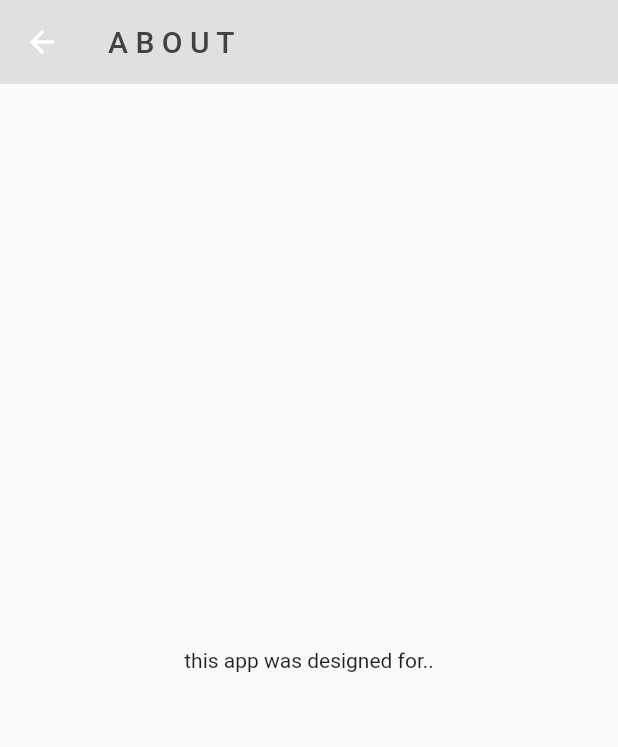
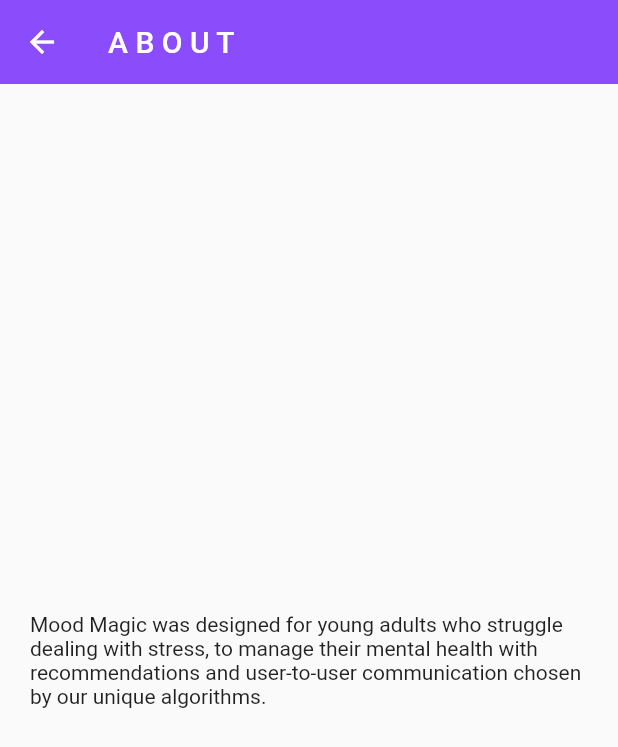
Before and after one commit to tlee85/MoodMagic, a Flutter app: the AboutPage screen opened directly, on a phone screen of 412 x 824 dp. Shown: the top 747 px of the screen. Run offline on Flutter 3.47's test engine with Material 2 defaults, Android fonts, the phone set to English and light mode, and no system bars; our stand-ins replace google_nav_bar, shared_preferences, table_calendar; accounts and stored records are empty.

Commit message:
all round polish
- about page
- padded calendar with changes to the title
- add password change
- minor fixes

```diff
--- a/mood_magic/lib/components/my_bottom_nav_bar.dart
+++ b/mood_magic/lib/components/my_bottom_nav_bar.dart
@@ -37,7 +37,7 @@ class MyBottomNavBar extends StatelessWidget {
           ),
           GButton(
             icon: Icons.calendar_today,
-            text: 'Calender',
+            text: 'Calendar',
           ),
           GButton(
             icon: Icons.person,
--- a/mood_magic/lib/main_page.dart
+++ b/mood_magic/lib/main_page.dart
@@ -73,7 +73,7 @@ class _MainPageState extends State<MainPage> {
           builder: (context) => IconButton(
             icon: Icon(
               Icons.menu,
-              color: Colors.grey.shade800,
+              color: Colors.white,
             ),
             onPressed: () => Scaffold.of(context).openDrawer(),
           ),
--- a/mood_magic/lib/pages/about_page.dart
+++ b/mood_magic/lib/pages/about_page.dart
@@ -19,14 +19,21 @@ class AboutPage extends StatelessWidget {
   Widget build(BuildContext context) {
     return Scaffold(
       appBar: AppBar(
-        backgroundColor: Colors.grey[300],
+        backgroundColor: Color.fromRGBO(139, 76, 252, 50),
         elevation: 0,
         title: Text(
           'A B O U T',
-          style: TextStyle(color: Colors.grey[800]),
+          style: TextStyle(color: Colors.white),
         ),
       ),
-      body: const Center(child: Text('this app was designed for..')),
+      body: const
+        Center(
+        child: Padding(
+          padding: EdgeInsets.all(20.0),
+          child: Text('Mood Magic was designed for young adults who struggle dealing with stress, to manage their mental health with recommendations and user-to-user communication chosen by our unique algorithms.'),
+        )
+      ),
+
     );
   }
 }
```
Also changed, not shown: mood_magic/lib/pages/calendar_page.dart (+8 -2 lines), mood_magic/lib/pages/profile_page.dart (+35 -3 lines).
